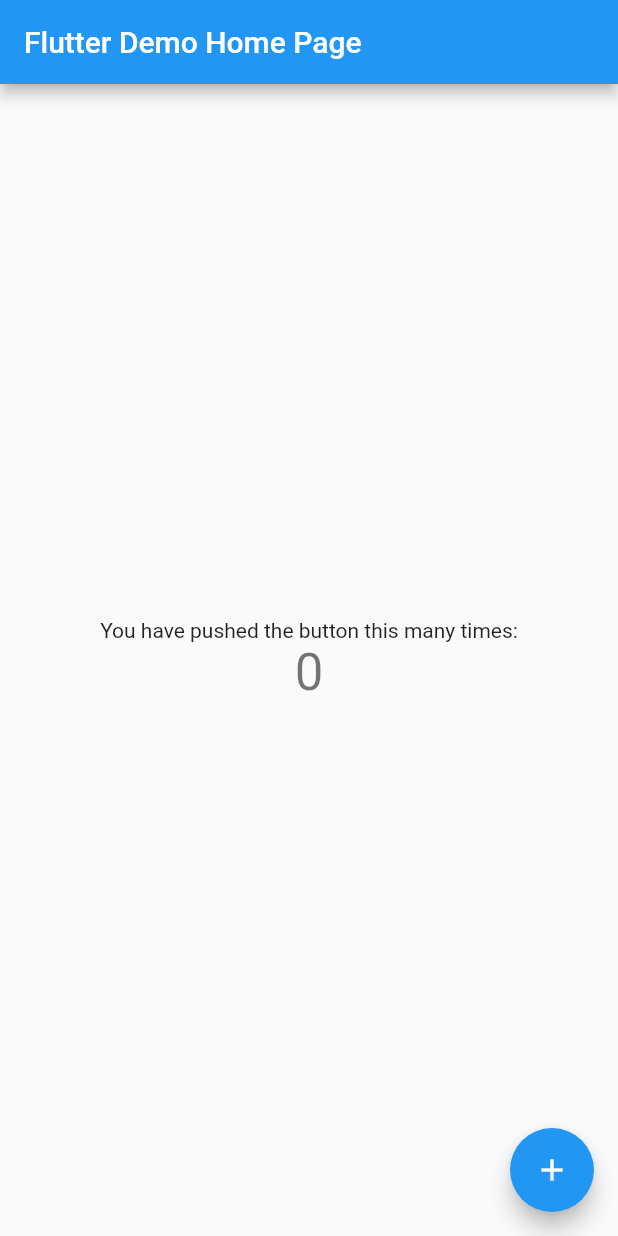
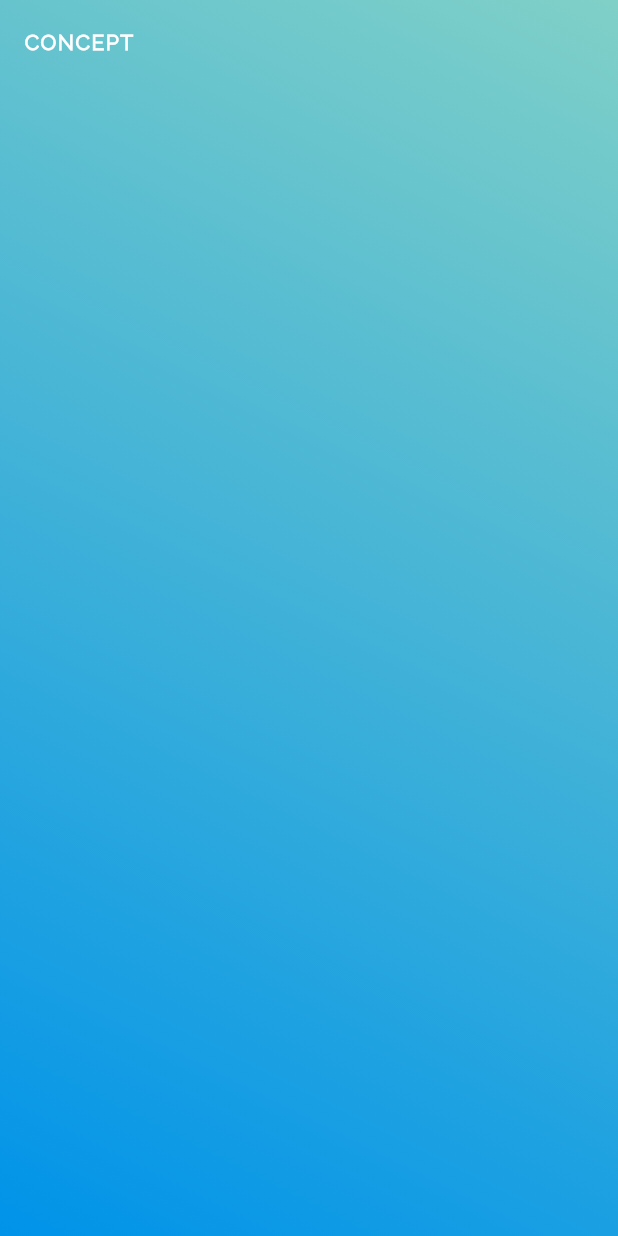
Before and after one commit to vphong/todo_flutter, a Flutter app: the screen it shows after launch, on a phone screen of 412 x 824 dp. Run offline on Flutter 3.47's test engine with Material 2 defaults, Android fonts, the phone set to English and light mode, and no system bars; our stand-ins replace carousel_slider.

Commit message:
restructure app, utils, begin todolists screen
- transparent app bar
- filled background gradient

```diff
--- a/lib/main.dart
+++ b/lib/main.dart
@@ -1,4 +1,5 @@
 import 'package:flutter/material.dart';
+import 'src/screens/todoLists/index.dart';
 
 void main() => runApp(new MyApp());
 
@@ -8,94 +9,9 @@ class MyApp extends StatelessWidget {
   Widget build(BuildContext context) {
     return new MaterialApp(
       title: 'Todo',
-      theme: new ThemeData(
-        primarySwatch: Colors.blue,
+      home: new Scaffold(
+        body: new TodoListsScreen()
       ),
-      home: new MyHomePage(title: 'Flutter Demo Home Page'),
     );
   }
 }
-
-class MyHomePage extends StatefulWidget {
-  MyHomePage({Key key, this.title}) : super(key: key);
-
-  // This widget is the home page of your application. It is stateful, meaning
-  // that it has a State object (defined below) that contains fields that affect
-  // how it looks.
-
-  // This class is the configuration for the state. It holds the values (in this
-  // case the title) provided by the parent (in this case the App widget) and
-  // used by the build method of the State. Fields in a Widget subclass are
-  // always marked "final".
-
-  final String title;
-
-  @override
-  _MyHomePageState createState() => new _MyHomePageState();
-}
-
-class _MyHomePageState extends State<MyHomePage> {
-  int _counter = 0;
-
-  void _incrementCounter() {
-    setState(() {
-      // This call to setState tells the Flutter framework that something has
-      // changed in this State, which causes it to rerun the build method below
-      // so that the display can reflect the updated values. If we changed
-      // _counter without calling setState(), then the build method would not be
-      // called again, and so nothing would appear to happen.
-      _counter++;
-    });
-  }
-
-  @override
-  Widget build(BuildContext context) {
-    // This method is rerun every time setState is called, for instance as done
-    // by the _incrementCounter method above.
-    //
-    // The Flutter framework has been optimized to make rerunning build methods
-    // fast, so that you can just rebuild anything that needs updating rather
-    // than having to individually change instances of widgets.
-    return new Scaffold(
-      appBar: new AppBar(
-        // Here we take the value from the MyHomePage object that was created by
-        // the App.build method, and use it to set our appbar title.
-        title: new Text(widget.title),
-      ),
-      body: new Center(
-        // Center is a layout widget. It takes a single child and positions it
-        // in the middle of the parent.
-        child: new Column(
-          // Column is also layout widget. It takes a list of children and
-          // arranges them vertically. By default, it sizes itself to fit its
-          // children horizontally, and tries to be as tall as its parent.
-          //
-          // Invoke "debug paint" (press "p" in the console where you ran
-          // "flutter run", or select "Toggle Debug Paint" from the Flutter tool
-          // window in IntelliJ) to see the wireframe for each widget.
-          //
-          // Column has various properties to control how it sizes itself and
-          // how it positions its children. Here we use mainAxisAlignment to
-          // center the children vertically; the main axis here is the vertical
-          // axis because Columns are vertical (the cross axis would be
-          // horizontal).
-          mainAxisAlignment: MainAxisAlignment.center,
-          children: <Widget>[
-            new Text(
-              'You have pushed the button this many times:',
-            ),
-            new Text(
-              '$_counter',
-              style: Theme.of(context).textTheme.display1,
-            ),
-          ],
-        ),
-      ),
-      floatingActionButton: new FloatingActionButton(
-        onPressed: _incrementCounter,
-        tooltip: 'Increment',
-        child: new Icon(Icons.add),
-      ), // This trailing comma makes auto-formatting nicer for build methods.
-    );
-  }
-}
--- /dev/null
+++ b/lib/src/screens/todoLists/index.dart
@@ -0,0 +1,142 @@
+import 'package:flutter/material.dart';
+
+import 'package:carousel_slider/carousel_slider.dart';
+
+import '../../util.dart';
+
+class TodoListsScreen extends StatelessWidget {
+  @override
+  Widget build(BuildContext context) {
+    final AppBar appBar = new AppBar(
+      title: new Text(
+        appName.toUpperCase(),
+        style: const TextStyle(
+          fontFamily: 'Raleway',
+          fontWeight: FontWeight.bold,
+          fontSize: 14.0,
+          letterSpacing: 1.0,
+          color: Colors.white
+        ),
+      ),
+      // TODO: navigation icons
+      backgroundColor: new Color.fromRGBO(0, 0, 0, 0.0),
+      elevation: 0.0,
+    );
+
+    return new Container(
+      child: new Column(
+        children: <Widget>[
+          appBar,
+        ],
+      ),
+      decoration: new BoxDecoration(
+        gradient: blueToGrayTealGradient,
+      ),
+    );
+  }
+  // Widget build(BuildContext context) {
+  //   return new Scaffold(
+  //     appBar: new AppBar(
+  //       title: new Text(appName.toUpperCase(),
+  //         style: const TextStyle(
+  //           fontFamily: 'Raleway',
+  //           fontWeight: FontWeight.bold,
+  //           fontSize: 14.0,
+  //           letterSpacing: 1.0,
+  //           color: Colors.black
+  //         ),
+  //       ),
+  //       // TODO: navigation icons
+  //       backgroundColor: new Color.fromRGBO(0, 0, 0, 0.0),
+  //       elevation: 0.0,
+  //     ),
+  //     body: new TodoListBody(),
+  //   );
+  // }
+}
+
+class TodoListBody extends StatelessWidget {
+  // build a carousel of all TodoLists
+  @override
+  Widget build(BuildContext context) {
+    return new Container(
+      child: new CarouselSlider(
+        items: [1,2,3,4,5].map((i) {
+            return new Builder(
+              builder: (BuildContext context) {
+                return new TodoList();
+              },
+            );
+          }).toList(),
+          viewportFraction: 1.0,
+          height: MediaQuery.of(context).size.height - AppBar().preferredSize.height,
+
+        ),
+      );
+
+
+  }
+}
+
+
+class TodoListState extends State<TodoList> {
+  // final todos = [];
+  // final String name;
+  // final Icon icon;
+
+
+  @override
+  Widget build(BuildContext context) {
+    return new Container(
+      decoration: new BoxDecoration(
+        gradient: blueToGrayTealGradient,
+      ),
+    );
+  }
+}
+
+class TodoList extends StatefulWidget {
+  @override
+  TodoListState createState() => new TodoListState();
+}
+
+class Todo {
+  bool complete;
+  String id;
+  String note;
+  String task;
+}
+
+// class GradientAppBar extends StatelessWidget {
+//   final String title;
+//   final double barHeight = 66.0;
+
+//   GradientAppBar(this.title);
+
+//   @override
+//   Widget build(BuildContext context) {
+
+//     final double statusBarHeight = MediaQuery
+//       .of(context)
+//       .padding
+//       .top;
+
+//     return new Container(
+//       padding: new EdgeInsets.only(top: statusBarHeight),
+//       height: statusBarHeight + barHeight,
+//       decoration: new BoxDecoration(
+//         gradient: blueToGrayTeal
+//       ),
+//       child: new Center(
+//         child: new Text(title.toUpperCase(),
+//           style: const TextStyle(
+//             color: Colors.white,
+//             fontFamily: 'SF Pro Display',
+//             fontWeight: FontWeight.w300,
+//             fontSize: 16.0,
+//           ),
+//         ),
+//       )
+//     );
+//   }
+// }
--- /dev/null
+++ b/lib/src/util.dart
@@ -0,0 +1,25 @@
+// util funcs
+import 'package:flutter/material.dart';
+
+final String appName = "Concept";
+final Gradient pinkToOrangeGradient = new LinearGradient(
+  colors: [
+    const Color.fromARGB(255, 232, 96, 122),
+    const Color.fromARGB(255, 238, 182, 98),
+  ],
+  begin: Alignment.bottomLeft,
+  end: Alignment.topRight,
+  stops: [0.0, 1.0],
+  tileMode: TileMode.clamp
+);
+
+final Gradient blueToGrayTealGradient = new LinearGradient(
+  colors: [
+    const Color.fromARGB(255, 0, 147, 233),
+    const Color.fromARGB(255, 128, 208, 199),
+  ],
+  begin: Alignment.bottomLeft,
+  end: Alignment.topRight,
+  stops: [0.0, 1.0],
+  tileMode: TileMode.clamp
+);
--- a/pubspec.yaml
+++ b/pubspec.yaml
@@ -8,6 +8,7 @@ dependencies:
   # The following adds the Cupertino Icons font to your application.
   # Use with the CupertinoIcons class for iOS style icons.
   cupertino_icons: ^0.1.2
+  carousel_slider:
 
 dev_dependencies:
   flutter_test:
@@ -53,5 +54,10 @@ flutter:
   #       - asset: fonts/TrajanPro_Bold.ttf
   #         weight: 700
   #
+
+  fonts:
+    - family: Raleway
+      fonts:
+        - asset: assets/Raleway-Regular.ttf
   # For details regarding fonts from package dependencies,
   # see https://flutter.io/custom-fonts/#from-packages
```
Also changed, not shown: assets/Raleway-Regular.ttf (added), lib/screens/todoLists/index.dart (deleted), pubspec.lock, 9 other files.
